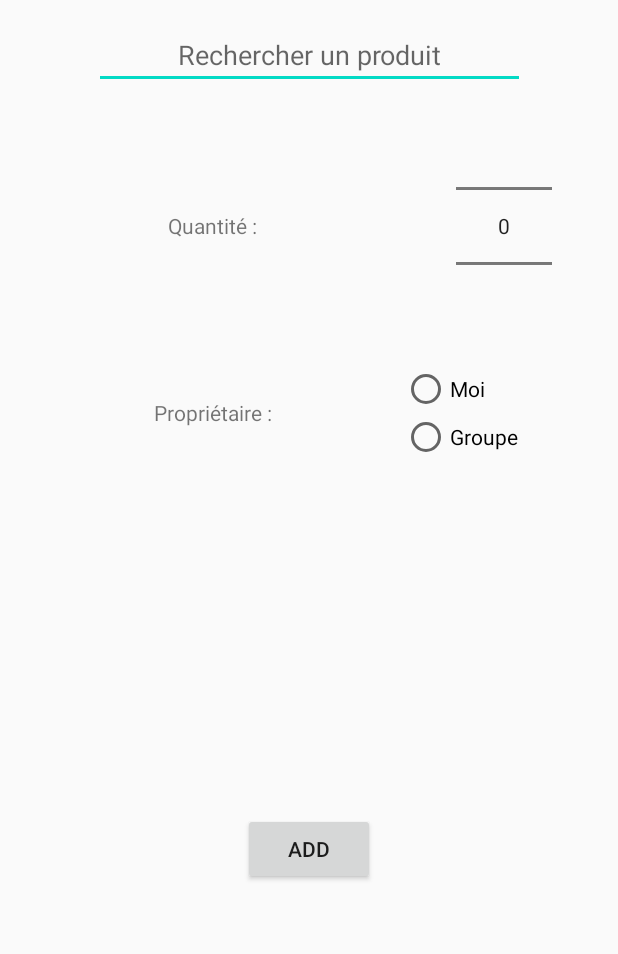
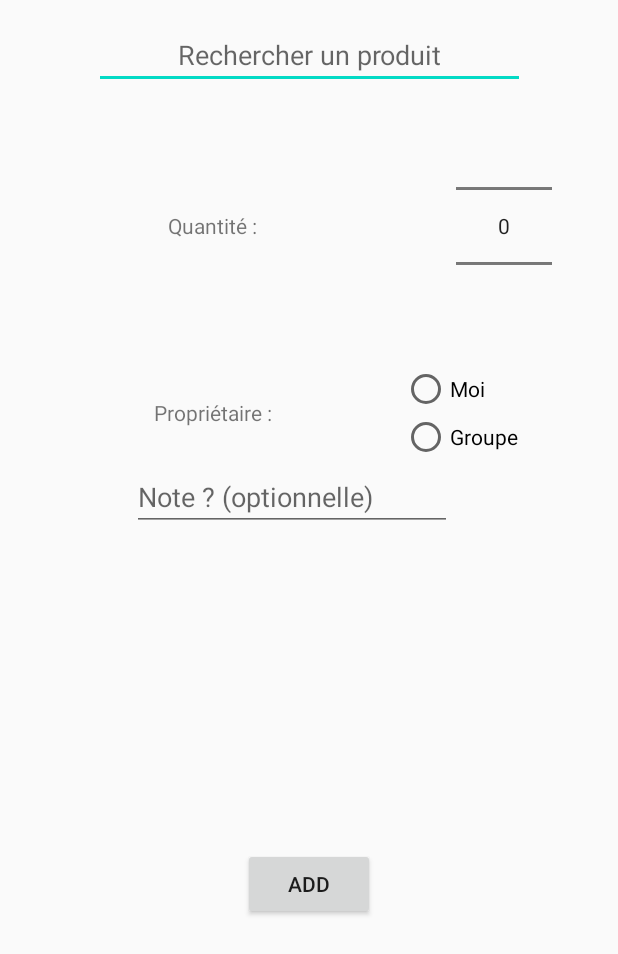
Before and after one commit to make-kots-great-again/mobile, an Android app: the layout add_new_product_popup.xml on its own in the app's theme, with its tools: preview values and no code run, on a phone screen of 412 x 824 dp. Shown: the top 954 px of the screen. Run offline under Robolectric (Android 15) with nearby library versions, the phone set to English and light mode, and no system bars; network calls fail.

Commit message:
US M18 : ajout de note au produit + visualisation de note de produit dans le mode achat - DONE

```diff
--- a/makekotsgreatagain/app/src/main/java/com/morgan/make_kots_great_again/MyCustomAdapter2.java
+++ b/makekotsgreatagain/app/src/main/java/com/morgan/make_kots_great_again/MyCustomAdapter2.java
@@ -17,7 +17,6 @@ import android.widget.CheckBox;
 import android.widget.ImageButton;
 import android.widget.ListAdapter;
 import android.widget.TextView;
-import android.widget.Toast;
 
 import androidx.constraintlayout.widget.ConstraintLayout;
 
--- a/makekotsgreatagain/app/src/main/res/layout/add_new_product_popup.xml
+++ b/makekotsgreatagain/app/src/main/res/layout/add_new_product_popup.xml
@@ -89,7 +89,18 @@
         app:layout_constraintBottom_toBottomOf="parent"
         app:layout_constraintEnd_toEndOf="parent"
         app:layout_constraintStart_toStartOf="parent"
-        app:layout_constraintTop_toBottomOf="@+id/radio_group" />
+        app:layout_constraintTop_toBottomOf="@+id/edit_note" />
+
+    <EditText
+        android:id="@+id/edit_note"
+        android:layout_width="wrap_content"
+        android:layout_height="wrap_content"
+        android:layout_marginTop="24dp"
+        android:ems="10"
+        android:hint="Note ? (optionnelle)"
+        android:maxLines="2"
+        app:layout_constraintStart_toStartOf="@+id/text_owner"
+        app:layout_constraintTop_toBottomOf="@+id/text_owner" />
 
 
 </androidx.constraintlayout.widget.ConstraintLayout>
```
Also changed, not shown: makekotsgreatagain/app/src/main/java/com/morgan/make_kots_great_again/addProductPopup.java (+14 -6 lines).
